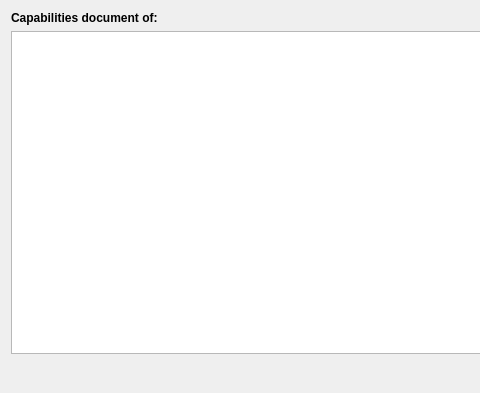
Open-MSS/MSS, file mslib/msui/ui_wms_capabilities.ui: the form before one commit; both pictures show x 0 to 480 and y 0 to 393 of the 754 by 393 pixel window.
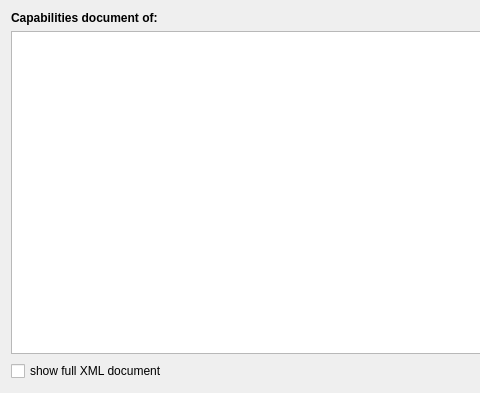
The form after the commit.

Commit message:
Added more info to service and a human-readable view on capabilities
The standard offers more information that may be supplied in the
capabilities document, especially the email field for getting in
contact.

Also the view of the capabilties was more useful to the developer than
the user and has been enhanced by a checkBox that toggles between a
human-readable view on the general information of the server (title,
abstract, contact, etc.) but hides layers and a view on the raw xml
document.

Patch:
```diff
--- a/mslib/msui/ui_wms_capabilities.ui
+++ b/mslib/msui/ui_wms_capabilities.ui
@@ -59,8 +59,15 @@
    <item>
     <layout class="QHBoxLayout" name="horizontalLayout" >
      <item>
-      <spacer name="horizontalSpacer" >
-       <property name="orientation" >
+      <widget class="QCheckBox" name="cbFullView">
+       <property name="text">
+        <string>show full XML document</string>
+       </property>
+      </widget>
+     </item>
+     <item>
+      <spacer name="horizontalSpacer">
+       <property name="orientation">
         <enum>Qt::Horizontal</enum>
        </property>
        <property name="sizeHint" stdset="0" >
```
Left out of the diff: 49 changed lines with no effect on the pictures. The commit also changes 10 other files.
